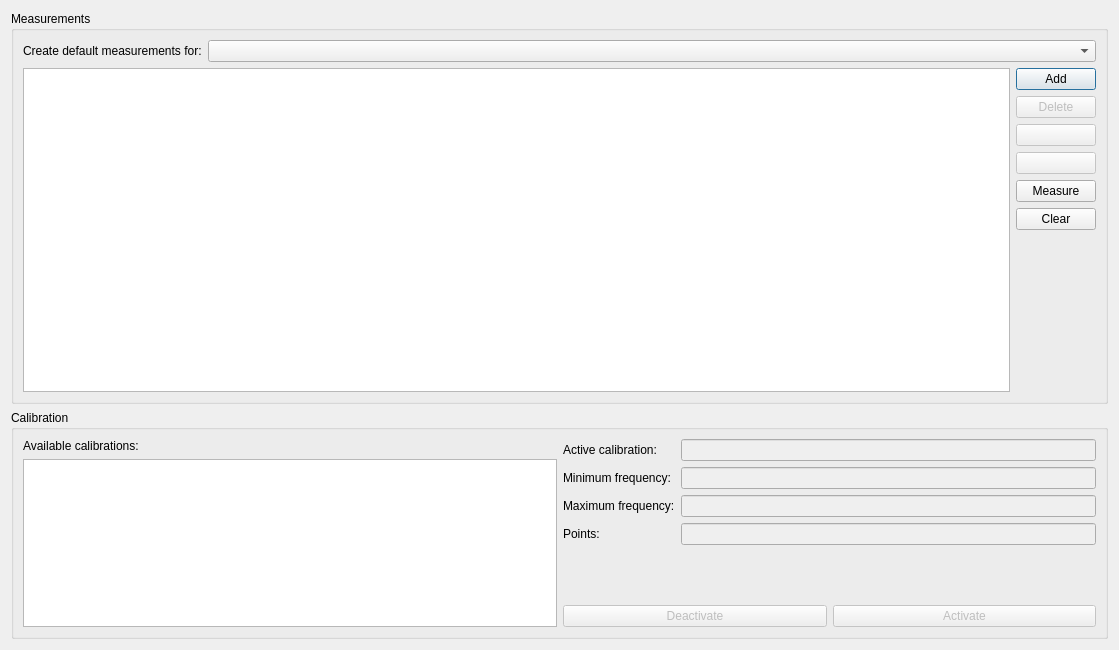
jankae/LibreVNA, file Software/PC_Application/Calibration/calibrationdialogui.ui: the form before one commit.
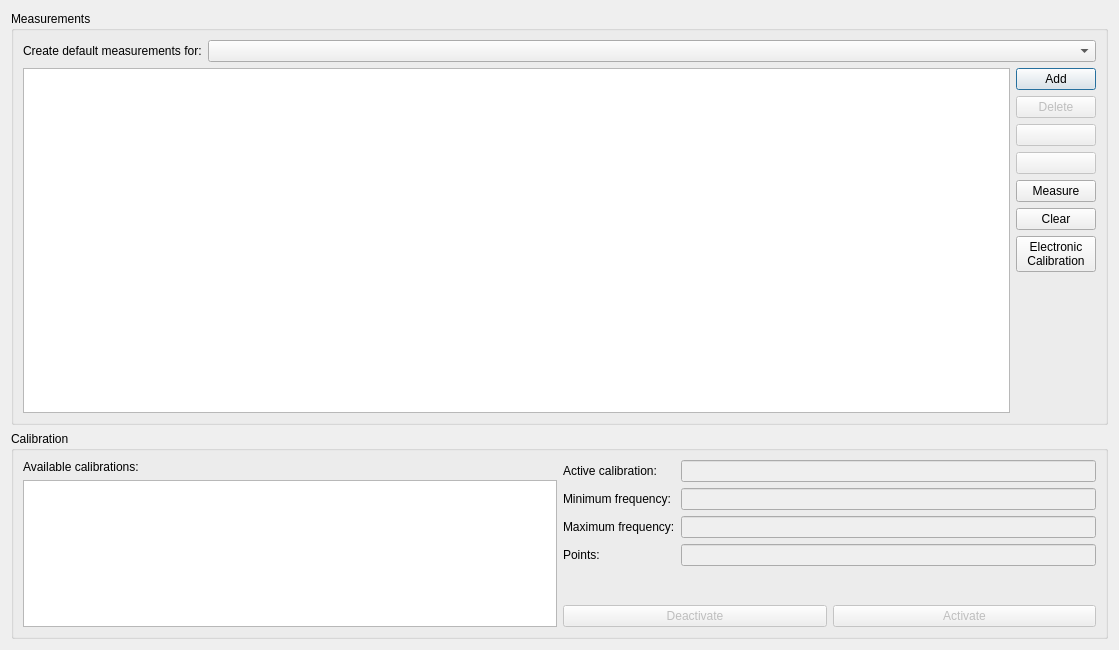
The form after the commit. Icons and pictures are not drawn. Custom widgets are drawn as their Qt base class.

The edit to the form file:
```diff
--- a/Software/PC_Application/Calibration/calibrationdialogui.ui
+++ b/Software/PC_Application/Calibration/calibrationdialogui.ui
@@ -159,6 +159,14 @@
             </property>
            </widget>
           </item>
+          <item>
+           <widget class="QPushButton" name="eCal">
+            <property name="text">
+             <string>Electronic
+Calibration</string>
+            </property>
+           </widget>
+          </item>
           <item>
            <spacer name="verticalSpacer">
             <property name="orientation">
```
